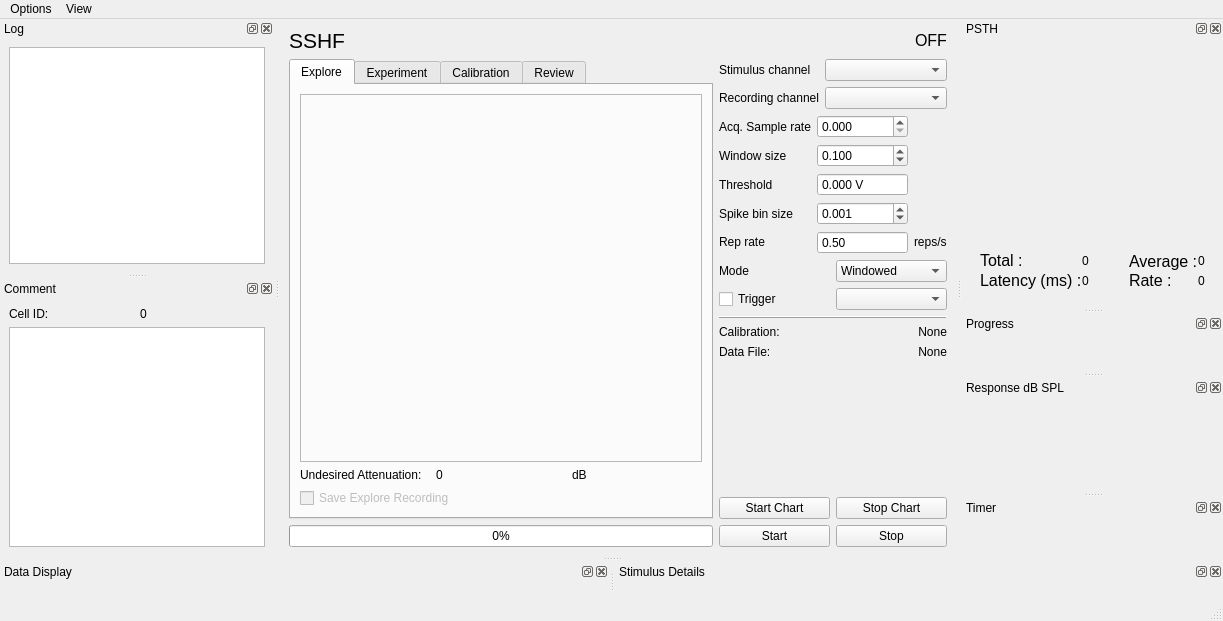
Before: the Qt Designer form spikeylab/gui/main_control.ui in portfors-lab/sparkle, drawn with Qt 5.
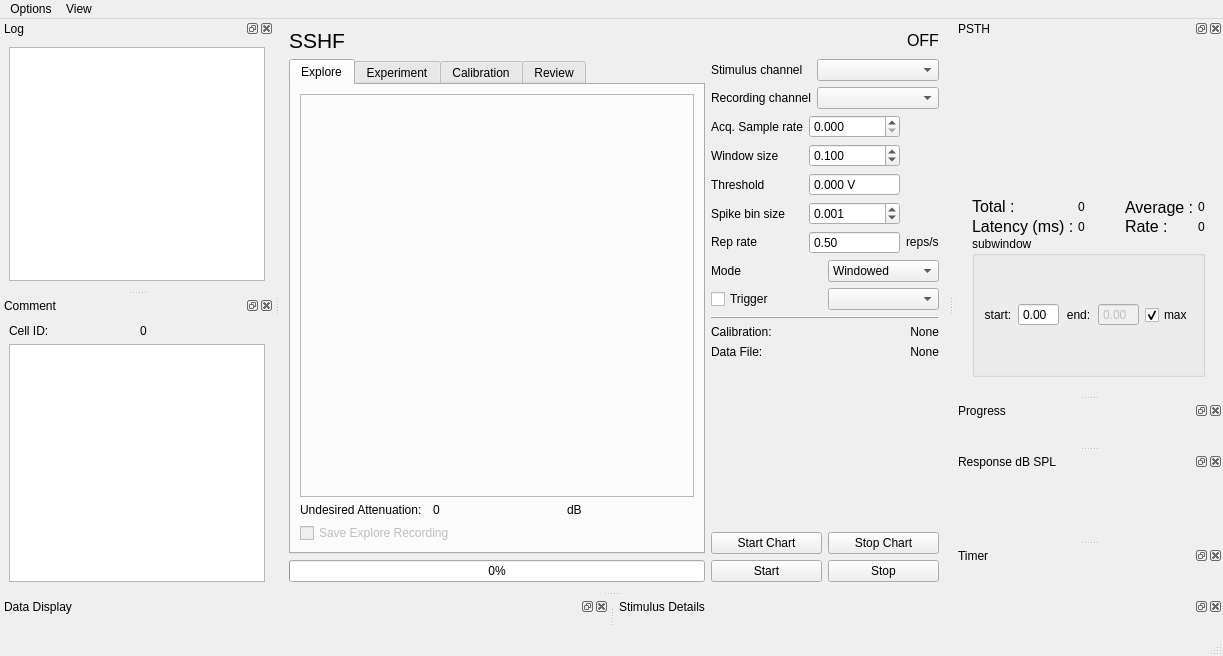
After: the same form once the commit is applied. Custom widgets are drawn as their Qt base class.

Commit message: time subwindow on review PSTH and stats

```diff
--- a/spikeylab/gui/main_control.ui
+++ b/spikeylab/gui/main_control.ui
@@ -7,7 +7,7 @@
     <x>0</x>
     <y>0</y>
     <width>1223</width>
-    <height>621</height>
+    <height>656</height>
    </rect>
   </property>
   <property name="windowTitle">
@@ -823,7 +823,7 @@
              <string>Mean no. of spikes per unique stimulus</string>
             </property>
             <property name="text">
-             <string>Average :</string>
+             <string>Average : </string>
             </property>
            </widget>
           </item>
@@ -838,7 +838,7 @@
              <string>Mean time of first spike</string>
             </property>
             <property name="text">
-             <string>Latency (ms) :</string>
+             <string>Latency (ms) : </string>
             </property>
            </widget>
           </item>
@@ -906,6 +906,69 @@
           </item>
          </layout>
         </item>
+        <item>
+         <layout class="QHBoxLayout" name="horizontalLayout_3">
+          <item>
+           <widget class="QGroupBox" name="groupBox">
+            <property name="title">
+             <string>subwindow</string>
+            </property>
+            <property name="flat">
+             <bool>false</bool>
+            </property>
+            <layout class="QHBoxLayout" name="horizontalLayout_13">
+             <item>
+              <widget class="QLabel" name="label_6">
+               <property name="text">
+                <string>start:</string>
+               </property>
+               <property name="alignment">
+                <set>Qt::AlignCenter</set>
+               </property>
+              </widget>
+             </item>
+             <item>
+              <widget class="SmartSpinBox" name="psthStartField">
+               <property name="buttonSymbols">
+                <enum>QAbstractSpinBox::NoButtons</enum>
+               </property>
+              </widget>
+             </item>
+             <item>
+              <widget class="QLabel" name="label_13">
+               <property name="text">
+                <string>end:</string>
+               </property>
+               <property name="alignment">
+                <set>Qt::AlignCenter</set>
+               </property>
+              </widget>
+             </item>
+             <item>
+              <widget class="SmartSpinBox" name="psthStopField">
+               <property name="enabled">
+                <bool>false</bool>
+               </property>
+               <property name="buttonSymbols">
+                <enum>QAbstractSpinBox::NoButtons</enum>
+               </property>
+              </widget>
+             </item>
+             <item>
+              <widget class="QCheckBox" name="psthMaxBox">
+               <property name="text">
+                <string>max</string>
+               </property>
+               <property name="checked">
+                <bool>true</bool>
+               </property>
+              </widget>
+             </item>
+            </layout>
+           </widget>
+          </item>
+         </layout>
+        </item>
        </layout>
       </widget>
      </item>
```
Left out of the diff: 54 changed lines with no effect on the pictures. The commit also changes 3 other files.
